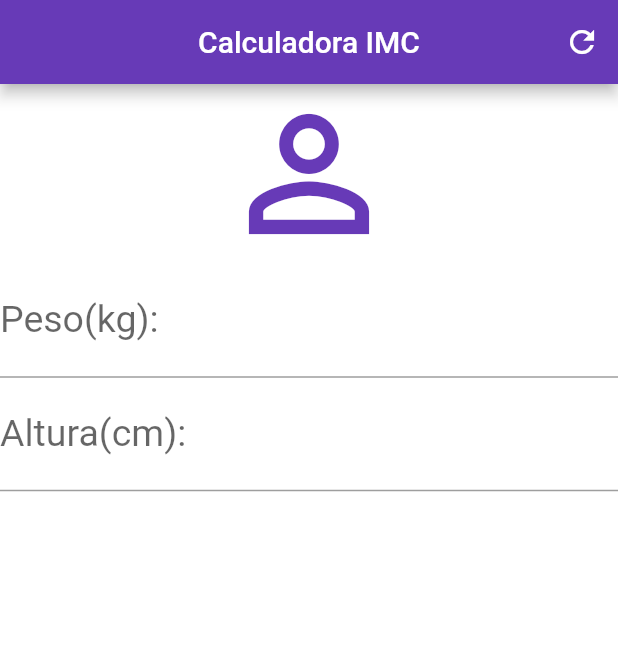
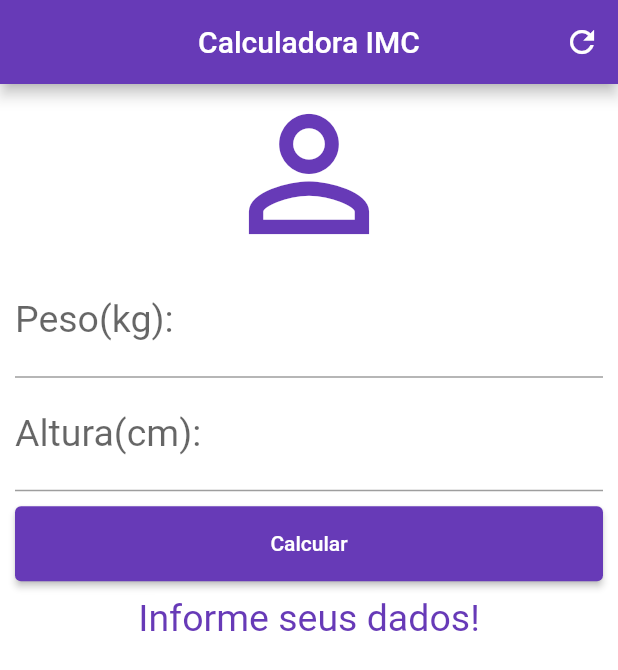
Before and after one commit to rodrigogregorioneri/calculadoraimc, a Flutter app: the screen it shows after launch, after a tap on the "refresh" icon, on a phone screen of 412 x 824 dp. Shown: the top 670 px of the screen. Run offline on Flutter 3.47's test engine with Material 2 defaults, Android fonts, the phone set to English and light mode, and no system bars.

Commit message:
logica inicial do IMC

```diff
--- a/lib/main.dart
+++ b/lib/main.dart
@@ -14,6 +14,28 @@ class Home extends StatefulWidget {
 }
 
 class _HomeState extends State<Home> {
+  String _infoText = "Informe seus dados!";
+  TextEditingController weightController = TextEditingController();
+  TextEditingController heightController = TextEditingController();
+
+  void resetFields() {
+    weightController.text = "";
+    heightController.text = "";
+    _infoText = "Informe seus dados!";
+  }
+
+  void calculate() {
+    setState(() {
+      double weight = double.parse(weightController.text);
+      double height = double.parse(heightController.text) / 100;
+      double imc = weight / (height * height);
+      print(imc);
+      if (imc < 18.6) {
+        _infoText = "Abaixo do Peso (${imc.toStringAsPrecision(4)})";
+      }
+    });
+  }
+
   @override
   Widget build(BuildContext context) {
     return Scaffold(
@@ -21,10 +43,14 @@ class _HomeState extends State<Home> {
         title: Text("Calculadora IMC"),
         centerTitle: true,
         backgroundColor: Colors.deepPurple,
-        actions: [IconButton(icon: Icon(Icons.refresh), onPressed: () {})],
+        actions: [
+          IconButton(icon: Icon(Icons.refresh), onPressed: resetFields)
+        ],
       ),
       backgroundColor: Colors.white,
-      body: Column(
+      body: SingleChildScrollView(
+        padding: EdgeInsets.fromLTRB(10.0, 0.0, 10.0, 0.0),
+        child: Column(
           crossAxisAlignment: CrossAxisAlignment.stretch,
           children: [
             Icon(
@@ -37,14 +63,31 @@ class _HomeState extends State<Home> {
                 decoration: InputDecoration(labelText: "Peso(kg):"),
                 textAlign: TextAlign.center,
                 style: TextStyle(color: Colors.deepPurple, fontSize: 25.0),
-          ),
+                controller: weightController),
             TextField(
                 keyboardType: TextInputType.number,
                 decoration: InputDecoration(labelText: "Altura(cm):"),
                 textAlign: TextAlign.center,
                 style: TextStyle(color: Colors.deepPurple, fontSize: 25.0),
-          )
+                controller: heightController),
+            Padding(
+              padding: EdgeInsets.only(bottom: 10.0, top: 10.0),
+              child: Container(
+                height: 50.0,
+                child: ElevatedButton(
+                  onPressed: calculate,
+                  child: Text("Calcular"),
+                  style: ButtonStyle(
+                      backgroundColor:
+                          MaterialStateProperty.all<Color>(Colors.deepPurple)),
+                ),
+              ),
+            ),
+            Text(_infoText,
+                textAlign: TextAlign.center,
+                style: TextStyle(color: Colors.deepPurple, fontSize: 25.0))
           ],
+        ),
       ),
     );
   }
```
Lines whose indentation alone changed are shown as unchanged.
